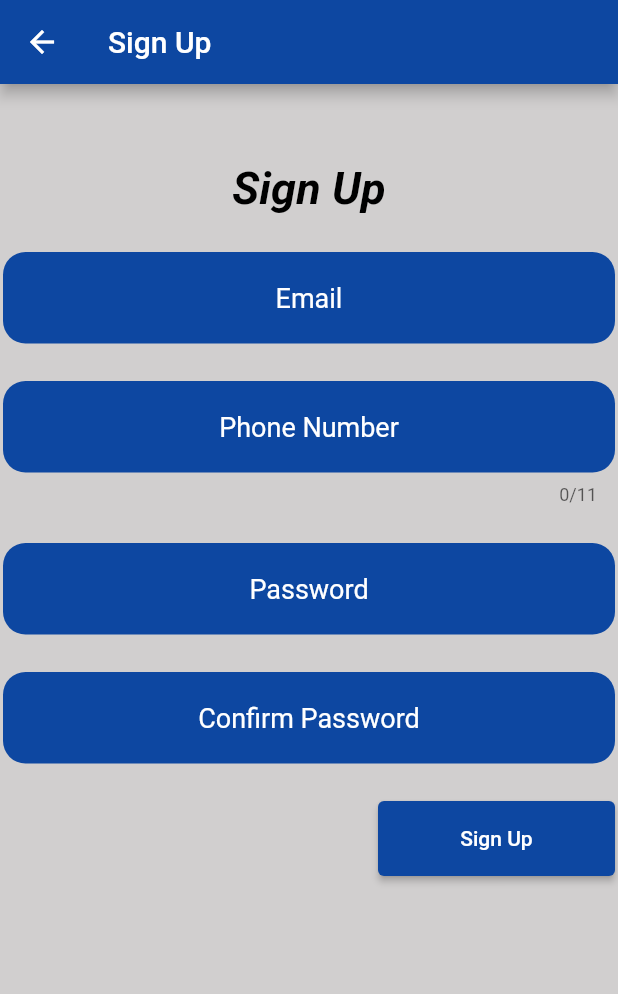
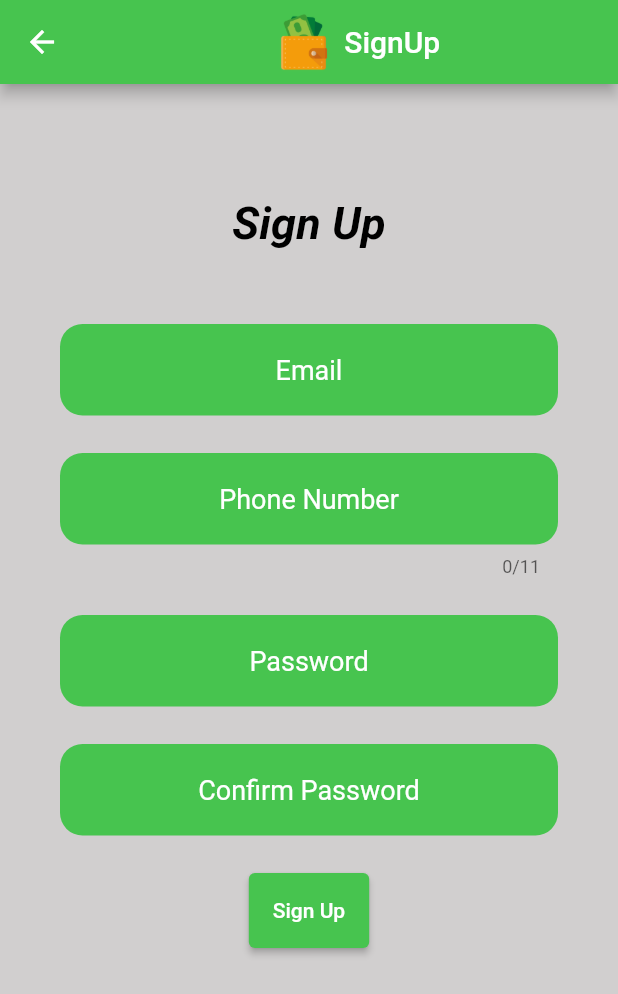
Before and after one commit to YoussifAssem/Parallel-Programming, a Flutter app: the screen it shows after launch, after a tap on "Sign Up Here", on a phone screen of 412 x 824 dp. Shown: the top 994 px of the screen. Run offline on Flutter 3.47's test engine with Material 2 defaults, Android fonts, the phone set to English and light mode, and no system bars; our stand-ins replace cloud_firestore, firebase_auth, firebase_core; accounts and stored records are empty.

Commit message:
sign up and splash screen

```diff
--- a/ma7fzty_app/lib/Screens/signup_screen.dart
+++ b/ma7fzty_app/lib/Screens/signup_screen.dart
@@ -25,17 +25,46 @@ class _SignUp extends State<SignUp> {
   @override
   Widget build(BuildContext context) {
     return Scaffold(
+      // drawer: IconButton(
+      //                 onPressed: () async {
+
+      //                   Navigator.pushNamed(context, '/login');
+      //                 }, icon: Icon(Icons.arrow_back),),
         backgroundColor: const Color.fromARGB(255, 209, 207, 207),
         appBar: AppBar(
-          backgroundColor: Colors.blue[900],
-          title: const Text(
-            'Sign Up',
+
+          title: Row(
+            mainAxisAlignment: MainAxisAlignment.center,
+            children: [
+              Image.asset(
+                    'images/logo.png',
+                    fit: BoxFit.contain,
+                    height: 50,
+                    width: 50,
+                  ),
+              const Text(
+                ' SignUp',
                 style: TextStyle(color: Colors.white),
               ),
+
+            ],
+
           ),
-        body: Padding(
-            padding: const EdgeInsets.all(2),
-            child: ListView(children: <Widget>[
+           centerTitle: true,
+              // automaticallyImplyLeading: false,
+              backgroundColor: const Color.fromARGB(255, 71, 196, 79),
+        ),
+
+        body:
+            ListView(
+              children: [
+              Container(
+                padding: const EdgeInsets.only(left: 40, top: 25, right: 40),
+                //child: GestureDetector(
+                  //onTap: () {
+                    //FocusScope.of(context).unfocus();
+                  //},
+                  child: Column(children: [
               const SizedBox(height: 50),
               const Center(
                   child: Text(
@@ -46,23 +75,29 @@ class _SignUp extends State<SignUp> {
                     fontStyle: FontStyle.italic,
                     fontSize: 30),
               )),
-              const SizedBox(height: 25.0),
+              const SizedBox(height: 50),
               TextFormField(
                 textAlign: TextAlign.center,
-                style: const TextStyle(fontSize: 18, color: Colors.white),
+                style: const TextStyle(
+                          fontSize: 18,
+                          color: Colors.white,
+                        ),
                 keyboardType: TextInputType.emailAddress,
                 controller: e,
               decoration: InputDecoration(
-                  border: const OutlineInputBorder(
-                    borderRadius: BorderRadius.all(Radius.circular(15.0)),
+                          border: OutlineInputBorder(
+                            borderRadius:
+                                BorderRadius.all(Radius.circular(15.0)),
                             borderSide: BorderSide.none,
                           ),
                           filled: true,
-                  fillColor: Colors.blue[900],
+                          fillColor: Color.fromARGB(255, 71, 196, 79),
                           hintText: 'Email',
-                  hintStyle: const TextStyle(fontSize: 18, color: Colors.white),
+                          hintStyle:
+                              TextStyle(fontSize: 18, color: Colors.white),
                         ),
               ),
+
               const SizedBox(height: 25),
               TextFormField(
                 textAlign: TextAlign.center,
@@ -76,16 +111,20 @@ class _SignUp extends State<SignUp> {
                 inputFormatters: <TextInputFormatter>[
                   FilteringTextInputFormatter.deny(RegExp('[^0-9]')),
                 ],
+
                  decoration: InputDecoration(
-                  border: const OutlineInputBorder(
-                    borderRadius: BorderRadius.all(Radius.circular(15.0)),
+                          border: OutlineInputBorder(
+                            borderRadius:
+                                BorderRadius.all(Radius.circular(15.0)),
                             borderSide: BorderSide.none,
                           ),
                           filled: true,
-                  fillColor: Colors.blue[900],
+                          fillColor: Color.fromARGB(255, 71, 196, 79),
                           hintText: 'Phone Number',
-                  hintStyle: const TextStyle(fontSize: 18, color: Colors.white),
+                          hintStyle:
+                              TextStyle(fontSize: 18, color: Colors.white),
                         ),
+
               ),
               const SizedBox(
                 height: 25.0,
@@ -101,7 +140,7 @@ class _SignUp extends State<SignUp> {
                     borderSide: BorderSide.none,
                   ),
                   filled: true,
-                  fillColor: Colors.blue[900],
+                  fillColor:Color.fromARGB(255, 71, 196, 79),
                   hintText: 'Password',
                   hintStyle: const TextStyle(fontSize: 18, color: Colors.white),
                 ),
@@ -120,7 +159,7 @@ class _SignUp extends State<SignUp> {
                     borderSide: BorderSide.none,
                   ),
                   filled: true,
-                  fillColor: Colors.blue[900],
+                  fillColor: Color.fromARGB(255, 71, 196, 79),
                   hintText: 'Confirm Password',
                   hintStyle: const TextStyle(fontSize: 18, color: Colors.white),
                 ),
@@ -132,14 +171,14 @@ class _SignUp extends State<SignUp> {
               SizedBox(
                 height: 50,
                 child: Padding(
-                  padding: const EdgeInsets.only(left: 250),
+                  padding: const EdgeInsets.only(left: 80, right: 80),
                   child: ElevatedButton(
                     child: const Text(
                       'Sign Up',
                     ),
                     style: ButtonStyle(
                       backgroundColor:
-                          MaterialStateProperty.all(Colors.blue[900]),
+                          MaterialStateProperty.all(Color.fromARGB(255, 71, 196, 79),),
                     ),
                     onPressed: () async => {
                       if (pN.text == '' ||
@@ -194,8 +233,16 @@ class _SignUp extends State<SignUp> {
                     },
                   ),
                 ),
+              ),
+
+                  ],
+                  ),
+
+                ),
+              //)
+            ],
             )
-            ])));
+            );
   }
 
   showAlertDialog(
--- /dev/null
+++ b/ma7fzty_app/lib/Screens/splash_screen.dart
@@ -0,0 +1,68 @@
+import 'package:flutter/material.dart';
+import 'package:flutter/services.dart';
+import 'package:ma7fzty_app/Models/user.dart';
+import 'package:ma7fzty_app/Screens/login_screen.dart';
+class Splash extends StatefulWidget {
+  const Splash({Key? key}) : super(key: key);
+
+  @override
+  SplashState createState() => SplashState();
+}
+
+class SplashState extends State<Splash> {
+  static const routeName = "/dashboard";
+
+  void _showDialog() {
+    Future.delayed(Duration(seconds: 2), () {
+    //Navigator.of(context).pushNamed(logIn());
+    Navigator.pushNamed(context, '/logIn');
+    });
+  }
+
+  @override
+  void initState() {
+    super.initState();
+      _showDialog();
+  }
+
+  @override
+  Widget build(BuildContext context) {
+    return
+     Scaffold(
+       backgroundColor: const Color.fromARGB(255, 71, 196, 79),
+        body: Center(
+          child: Column(
+            children: [
+
+               Center(
+                 child:
+                  ClipRRect(
+                                        //borderRadius: new BorderRadius.circular(8.0),
+                                        child: Image.asset(
+                                          'images/logo.png',
+                                          height:MediaQuery.of(context).size.height,
+                                          //width: double.infinity,
+                                        ),
+                                      ),
+               ),
+            ],
+          ),
+        ),
+    );
+  }
+}
+
+
+// FittedBox(
+//   child: Image.asset('foo.png'),
+//   fit: BoxFit.fill,
+// )
+
+// ClipRRect(
+//                                         //borderRadius: new BorderRadius.circular(8.0),
+//                                         child: Image.asset(
+//                                           'images/splash.jpg',
+//                                           height:MediaQuery.of(context).size.height,
+//                                           //width: double.infinity,
+//                                         ),
+//                                       ),
--- a/ma7fzty_app/lib/main.dart
+++ b/ma7fzty_app/lib/main.dart
@@ -2,6 +2,8 @@ import 'package:firebase_core/firebase_core.dart';
 import 'package:flutter/material.dart';
 import 'package:flutter/services.dart';
 import 'package:ma7fzty_app/Screens/login_screen.dart';
+import 'package:ma7fzty_app/Screens/signup_screen.dart';
+import 'package:ma7fzty_app/Screens/splash_screen.dart';
 
 Future<void> main() async {
   WidgetsFlutterBinding.ensureInitialized();
@@ -22,7 +24,16 @@ class MyApp extends StatelessWidget {
       DeviceOrientation.landscapeLeft,
     ]);
     return MaterialApp(
-      home: logIn(),
+      routes: {
+
+
+        '/logIn': (context) =>logIn(),
+
+
+      },
+     // home: logIn(),
+    home: Splash(),
+   //home:SignUp(),
     );
   }
 }
```
Lines whose indentation alone changed are shown as unchanged.
